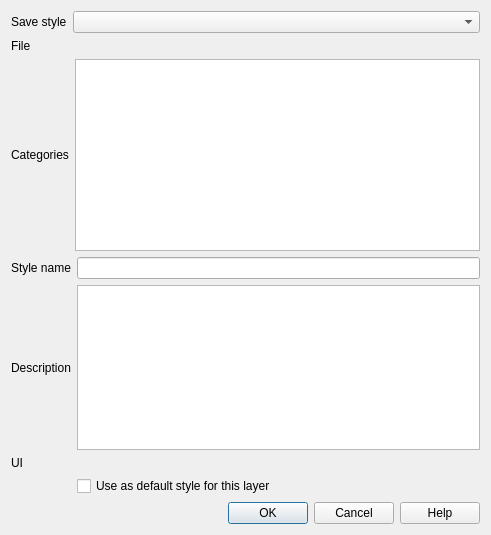
First picture: the form in src/ui/qgsvectorlayersavestyledialog.ui, repository qgis/QGIS, before the edit.
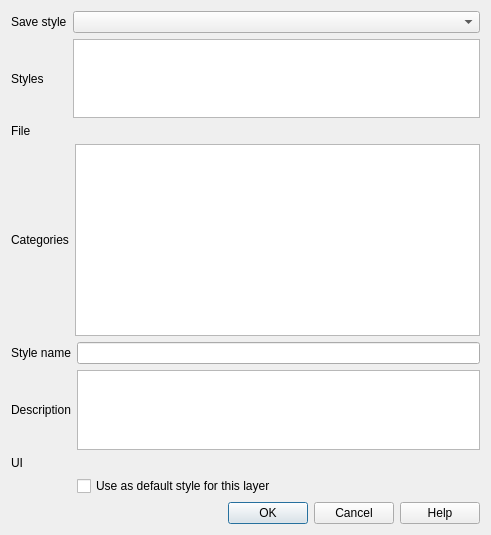
Second picture: the form after the edit. Custom widgets are drawn as their Qt base class.

Commit message:
Add save multiple styles action to style menu
Adds the possibility to save/export multiple styles
at once in QML/SLD and in the DB, in case of file system
export an incremental number is appended to the base
file name i.e. export.qml export_1.qml ect.
in case of DBs the user can specify a new name
for the exported syles, and in that case an incremental
number is appended to the base style name i.e. name,
name 1, name 2 etc., if the new name is left blank,
the style name is used and in case of conflicts the
incremental number is appended as well.

```diff
--- a/src/ui/qgsvectorlayersavestyledialog.ui
+++ b/src/ui/qgsvectorlayersavestyledialog.ui
@@ -14,16 +14,6 @@
    <string>Save Layer Style</string>
   </property>
   <layout class="QGridLayout" name="gridLayout">
-   <item row="0" column="1">
-    <widget class="QComboBox" name="mStyleTypeComboBox">
-     <property name="sizePolicy">
-      <sizepolicy hsizetype="MinimumExpanding" vsizetype="Fixed">
-       <horstretch>0</horstretch>
-       <verstretch>0</verstretch>
-      </sizepolicy>
-     </property>
-    </widget>
-   </item>
    <item row="0" column="0">
     <widget class="QLabel" name="mModeLabel">
      <property name="text">
@@ -32,67 +22,6 @@
     </widget>
    </item>
    <item row="3" column="0" colspan="2">
-    <widget class="QDialogButtonBox" name="buttonBox">
-     <property name="orientation">
-      <enum>Qt::Horizontal</enum>
-     </property>
-     <property name="standardButtons">
-      <set>QDialogButtonBox::Cancel|QDialogButtonBox::Help|QDialogButtonBox::Ok</set>
-     </property>
-    </widget>
-   </item>
-   <item row="1" column="0" colspan="2">
-    <widget class="QWidget" name="mSaveToFileWidget" native="true">
-     <property name="sizePolicy">
-      <sizepolicy hsizetype="Preferred" vsizetype="MinimumExpanding">
-       <horstretch>0</horstretch>
-       <verstretch>0</verstretch>
-      </sizepolicy>
-     </property>
-     <layout class="QGridLayout" name="gridLayout_2">
-      <property name="leftMargin">
-       <number>0</number>
-      </property>
-      <property name="topMargin">
-       <number>0</number>
-      </property>
-      <property name="rightMargin">
-       <number>0</number>
-      </property>
-      <property name="bottomMargin">
-       <number>0</number>
-      </property>
-      <item row="0" column="0">
-       <widget class="QLabel" name="label">
-        <property name="text">
-         <string>File</string>
-        </property>
-       </widget>
-      </item>
-      <item row="0" column="1">
-       <widget class="QgsFileWidget" name="mFileWidget" native="true"/>
-      </item>
-      <item row="1" column="0">
-       <widget class="QLabel" name="label_3">
-        <property name="text">
-         <string>Categories</string>
-        </property>
-       </widget>
-      </item>
-      <item row="1" column="1">
-       <widget class="QListView" name="mStyleCategoriesListView">
-        <property name="sizePolicy">
-         <sizepolicy hsizetype="Expanding" vsizetype="Expanding">
-          <horstretch>0</horstretch>
-          <verstretch>0</verstretch>
-         </sizepolicy>
-        </property>
-       </widget>
-      </item>
-     </layout>
-    </widget>
-   </item>
-   <item row="2" column="0" colspan="2">
     <widget class="QWidget" name="mSaveToDbWidget" native="true">
      <layout class="QGridLayout" name="gridLayout_3">
       <property name="leftMargin">
@@ -157,6 +86,87 @@
      </layout>
     </widget>
    </item>
+   <item row="0" column="1">
+    <widget class="QComboBox" name="mStyleTypeComboBox">
+     <property name="sizePolicy">
+      <sizepolicy hsizetype="MinimumExpanding" vsizetype="Fixed">
+       <horstretch>0</horstretch>
+       <verstretch>0</verstretch>
+      </sizepolicy>
+     </property>
+    </widget>
+   </item>
+   <item row="2" column="0" colspan="2">
+    <widget class="QWidget" name="mSaveToFileWidget" native="true">
+     <property name="sizePolicy">
+      <sizepolicy hsizetype="Preferred" vsizetype="MinimumExpanding">
+       <horstretch>0</horstretch>
+       <verstretch>0</verstretch>
+      </sizepolicy>
+     </property>
+     <layout class="QGridLayout" name="gridLayout_2">
+      <property name="leftMargin">
+       <number>0</number>
+      </property>
+      <property name="topMargin">
+       <number>0</number>
+      </property>
+      <property name="rightMargin">
+       <number>0</number>
+      </property>
+      <property name="bottomMargin">
+       <number>0</number>
+      </property>
+      <item row="2" column="0">
+       <widget class="QLabel" name="label_3">
+        <property name="text">
+         <string>Categories</string>
+        </property>
+       </widget>
+      </item>
+      <item row="0" column="0">
+       <widget class="QLabel" name="label">
+        <property name="text">
+         <string>File</string>
+        </property>
+       </widget>
+      </item>
+      <item row="2" column="1">
+       <widget class="QListView" name="mStyleCategoriesListView">
+        <property name="sizePolicy">
+         <sizepolicy hsizetype="Expanding" vsizetype="Expanding">
+          <horstretch>0</horstretch>
+          <verstretch>0</verstretch>
+         </sizepolicy>
+        </property>
+       </widget>
+      </item>
+      <item row="0" column="1">
+       <widget class="QgsFileWidget" name="mFileWidget" native="true"/>
+      </item>
+     </layout>
+    </widget>
+   </item>
+   <item row="4" column="0" colspan="2">
+    <widget class="QDialogButtonBox" name="buttonBox">
+     <property name="orientation">
+      <enum>Qt::Horizontal</enum>
+     </property>
+     <property name="standardButtons">
+      <set>QDialogButtonBox::Cancel|QDialogButtonBox::Help|QDialogButtonBox::Ok</set>
+     </property>
+    </widget>
+   </item>
+   <item row="1" column="1">
+    <widget class="QListWidget" name="mStylesWidget"/>
+   </item>
+   <item row="1" column="0">
+    <widget class="QLabel" name="mStylesWidgetLabel">
+     <property name="text">
+      <string>Styles</string>
+     </property>
+    </widget>
+   </item>
   </layout>
  </widget>
  <customwidgets>
```
The commit also changes 5 other files.
